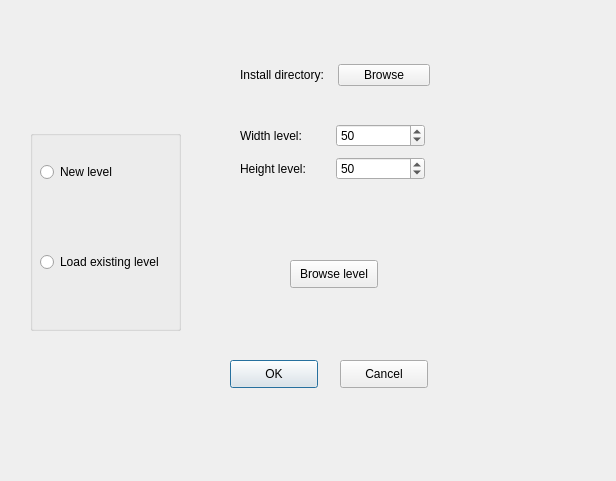
LeVirus/NietLevelEditor, file NietLevelEditor/ConfNewLevelForm.ui: the form before one commit.
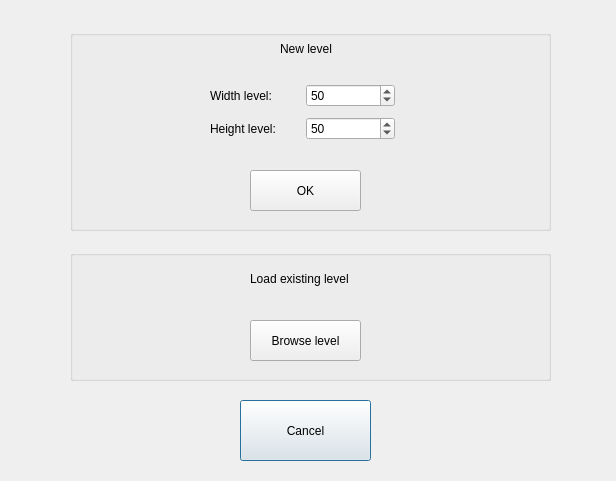
The form after the commit.

Patch:
```diff
--- a/NietLevelEditor/ConfNewLevelForm.ui
+++ b/NietLevelEditor/ConfNewLevelForm.ui
@@ -13,76 +13,49 @@
   <property name="windowTitle">
    <string>Dialog</string>
   </property>
-  <widget class="QPushButton" name="okButton">
-   <property name="geometry">
-    <rect>
-     <x>230</x>
-     <y>360</y>
-     <width>88</width>
-     <height>28</height>
-    </rect>
-   </property>
-   <property name="text">
-    <string>OK</string>
-   </property>
-  </widget>
   <widget class="QPushButton" name="cancelButton">
    <property name="geometry">
     <rect>
-     <x>340</x>
-     <y>360</y>
-     <width>88</width>
-     <height>28</height>
+     <x>240</x>
+     <y>400</y>
+     <width>131</width>
+     <height>61</height>
     </rect>
    </property>
    <property name="text">
     <string>Cancel</string>
    </property>
   </widget>
-  <widget class="QPushButton" name="browseExistingLevel">
+  <widget class="QGroupBox" name="groupBox">
    <property name="geometry">
     <rect>
-     <x>290</x>
-     <y>260</y>
-     <width>88</width>
-     <height>28</height>
+     <x>70</x>
+     <y>30</y>
+     <width>481</width>
+     <height>201</height>
     </rect>
    </property>
-   <property name="text">
-    <string>Browse level</string>
+   <property name="title">
+    <string/>
    </property>
-  </widget>
-  <widget class="QWidget" name="layoutWidget">
+   <widget class="QLabel" name="NewLev">
    <property name="geometry">
     <rect>
-     <x>240</x>
-     <y>60</y>
-     <width>190</width>
-     <height>30</height>
-    </rect>
-   </property>
-   <layout class="QHBoxLayout" name="horizontalLayout">
-    <item>
-     <widget class="QLabel" name="label">
+      <x>210</x>
+      <y>10</y>
+      <width>58</width>
+      <height>18</height>
+     </rect>
+    </property>
       <property name="text">
-       <string>Install directory:</string>
-      </property>
-     </widget>
-    </item>
-    <item>
-     <widget class="QPushButton" name="browseButton">
-      <property name="text">
-       <string>Browse</string>
-      </property>
-     </widget>
-    </item>
-   </layout>
-  </widget>
+     <string>New level</string>
+    </property>
+   </widget>
   <widget class="QWidget" name="layoutWidget">
    <property name="geometry">
     <rect>
-     <x>240</x>
-     <y>120</y>
+      <x>140</x>
+      <y>50</y>
      <width>185</width>
      <height>64</height>
     </rect>
@@ -124,38 +97,52 @@
     </item>
    </layout>
   </widget>
-  <widget class="QGroupBox" name="groupBox">
+   <widget class="QPushButton" name="okButton">
    <property name="geometry">
     <rect>
-     <x>30</x>
-     <y>130</y>
-     <width>151</width>
-     <height>201</height>
+      <x>180</x>
+      <y>140</y>
+      <width>111</width>
+      <height>41</height>
+     </rect>
+    </property>
+    <property name="text">
+     <string>OK</string>
+    </property>
+   </widget>
+  </widget>
+  <widget class="QGroupBox" name="groupBox_2">
+   <property name="geometry">
+    <rect>
+     <x>70</x>
+     <y>250</y>
+     <width>481</width>
+     <height>131</height>
     </rect>
    </property>
    <property name="title">
     <string/>
    </property>
-   <widget class="QRadioButton" name="radioNewLevel">
+   <widget class="QPushButton" name="browseExistingLevel">
     <property name="geometry">
      <rect>
-      <x>10</x>
-      <y>30</y>
-      <width>99</width>
-      <height>24</height>
+      <x>180</x>
+      <y>70</y>
+      <width>111</width>
+      <height>41</height>
      </rect>
     </property>
     <property name="text">
-     <string>New level</string>
+     <string>Browse level</string>
     </property>
    </widget>
-   <widget class="QRadioButton" name="radioExistingLevel">
+   <widget class="QLabel" name="NewLev_2">
     <property name="geometry">
      <rect>
-      <x>10</x>
-      <y>120</y>
-      <width>141</width>
-      <height>24</height>
+      <x>180</x>
+      <y>20</y>
+      <width>121</width>
+      <height>18</height>
      </rect>
     </property>
     <property name="text">
```
Lines whose indentation alone changed are shown as unchanged.
